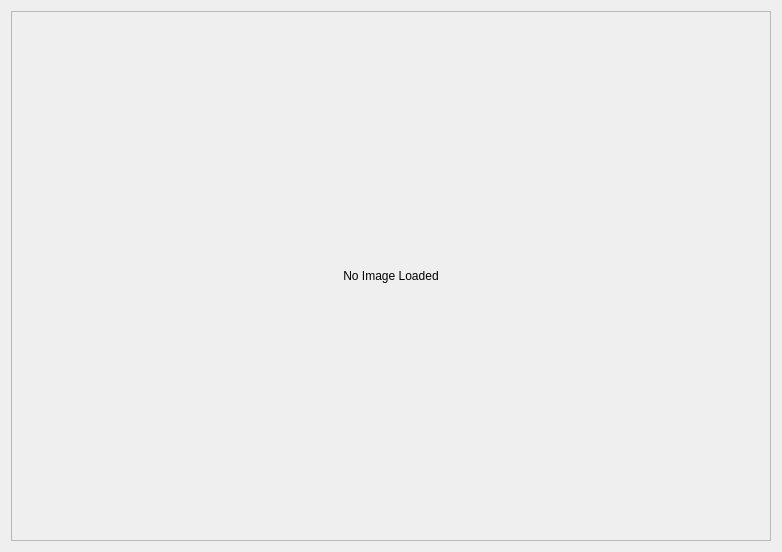
This is Gui/main_right_panel_widget.ui in twimnox/invasor_prj as Qt 5 draws it before an edit. The edited form follows.
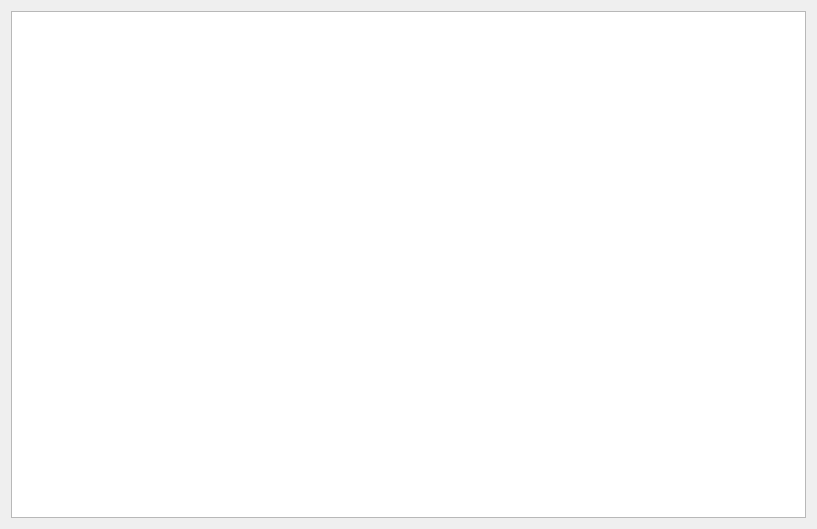
This is the edited form.

Diff of the .ui file:
```diff
--- a/Gui/main_right_panel_widget.ui
+++ b/Gui/main_right_panel_widget.ui
@@ -6,8 +6,8 @@
    <rect>
     <x>0</x>
     <y>0</y>
-    <width>782</width>
-    <height>552</height>
+    <width>817</width>
+    <height>529</height>
    </rect>
   </property>
   <property name="windowTitle">
@@ -15,33 +15,7 @@
   </property>
   <layout class="QHBoxLayout" name="horizontalLayout">
    <item>
-    <widget class="QScrollArea" name="img_scrollArea">
-     <property name="widgetResizable">
-      <bool>true</bool>
-     </property>
-     <widget class="QWidget" name="scrollAreaWidgetContents">
-      <property name="geometry">
-       <rect>
-        <x>0</x>
-        <y>0</y>
-        <width>762</width>
-        <height>532</height>
-       </rect>
-      </property>
-      <layout class="QHBoxLayout" name="horizontalLayout_2">
-       <item>
-        <widget class="QLabel" name="imglabel">
-         <property name="text">
-          <string>No Image Loaded</string>
-         </property>
-         <property name="alignment">
-          <set>Qt::AlignCenter</set>
-         </property>
-        </widget>
-       </item>
-      </layout>
-     </widget>
-    </widget>
+    <widget class="QGraphicsView" name="graphicsView"/>
    </item>
   </layout>
  </widget>
```
